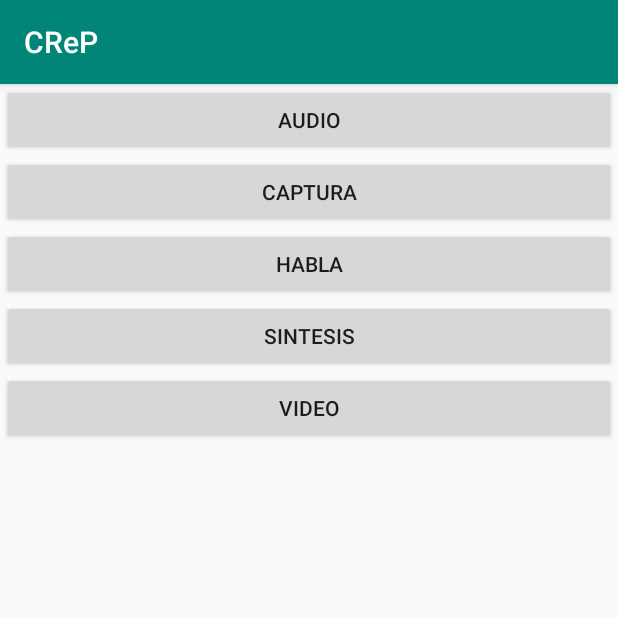
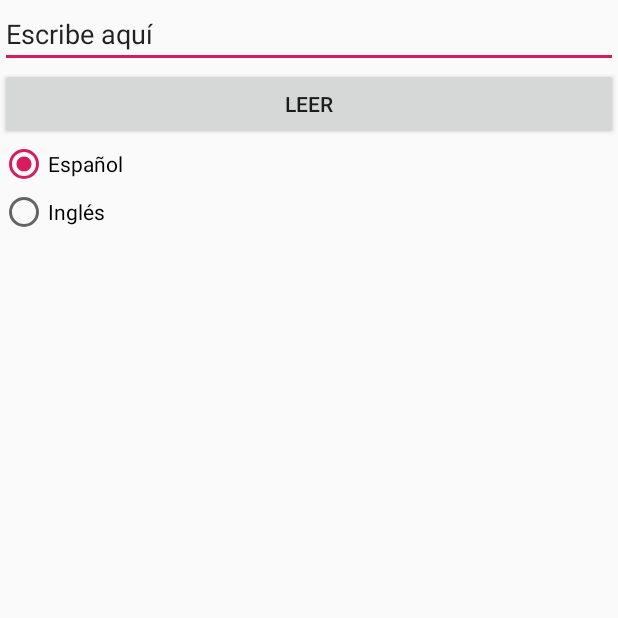
Before and after one commit to SergioMunozGomez1996/CReP, an Android app: the screen it shows after launch (MainActivity before the commit, SintesisVozActivity after it), after a tap on "SINTESIS", on a phone screen of 412 x 824 dp, the top half of it. Run offline under Robolectric (Android 15) with nearby library versions, the phone set to English and light mode, and no system bars.

Commit message:
SintesisVozActivity añadido. Comprobado solo en emulador

```diff
--- a/app/src/main/AndroidManifest.xml
+++ b/app/src/main/AndroidManifest.xml
@@ -13,7 +13,9 @@
         android:roundIcon="@mipmap/ic_launcher_round"
         android:supportsRtl="true"
         android:theme="@style/AppTheme">
-        <activity android:name=".HablaActivity"></activity>
+        <activity android:name=".ReproduceVideoActivity"></activity>
+        <activity android:name=".SintesisVozActivity" />
+        <activity android:name=".HablaActivity" />
         <activity android:name=".CapturaVideoActivity" />
         <activity android:name=".AudioActivity" />
         <activity android:name=".MainActivity">
--- a/app/src/main/java/com/example/crep/MainActivity.java
+++ b/app/src/main/java/com/example/crep/MainActivity.java
@@ -53,7 +53,8 @@ public class MainActivity extends AppCompatActivity {
         sintesis.setOnClickListener(new View.OnClickListener() {
             @Override
             public void onClick(View v) {
-
+                Intent intent = new Intent(MainActivity.this, SintesisVozActivity.class);
+                startActivity(intent);
             }
         });
 
--- /dev/null
+++ b/app/src/main/java/com/example/crep/SintesisVozActivity.java
@@ -0,0 +1,144 @@
+package com.example.crep;
+
+import android.app.Activity;
+import android.content.Intent;
+import android.os.Build;
+import android.os.Bundle;
+import android.speech.tts.TextToSpeech;
+import android.view.View;
+import android.widget.Button;
+import android.widget.RadioButton;
+import android.widget.TextView;
+
+import java.util.Locale;
+
+public class SintesisVozActivity extends Activity {
+    private static int TTS_DATA_CHECK = 1;
+    private TextToSpeech tts = null;
+    private boolean ttsIsInit = false;
+    private RadioButton radioEnglish, radioSpanish;
+    private TextView texto;
+    private Button leer;
+    private Locale loc;
+
+    @Override
+    public void onCreate(Bundle savedInstanceState) {
+        super.onCreate(savedInstanceState);
+        setContentView(R.layout.activity_sintesis_voz);
+        inicializarControles();
+        initTextToSpeech();
+    }
+
+    private void inicializarControles() {
+        radioEnglish = (RadioButton)findViewById(R.id.radioEnglish);
+        radioSpanish = (RadioButton)findViewById(R.id.radioSpanish);
+        texto = (TextView)findViewById(R.id.texto);
+        leer = (Button)findViewById(R.id.butRead);
+        radioSpanish.setChecked(true);
+
+        leer.setOnClickListener(butReadListener);
+        radioSpanish.setOnClickListener(radioSpanishListener);
+        radioEnglish.setOnClickListener(radioEnglishListener);
+    }
+
+    private View.OnClickListener butReadListener = new View.OnClickListener() {
+        public void onClick(View v) {
+            speak(texto.getText().toString());
+        }
+    };
+
+    private View.OnClickListener radioSpanishListener = new View.OnClickListener() {
+
+        public void onClick(View v) {
+            radioSpanish.setChecked(true);
+            radioEnglish.setChecked(false);
+
+            //TODO cambiar el idioma a español
+            loc = new Locale("es","","");
+            if (Build.VERSION.SDK_INT >= Build.VERSION_CODES.DONUT) {
+                if (tts.isLanguageAvailable(loc)
+                        >= TextToSpeech.LANG_AVAILABLE)
+                    tts.setLanguage(loc);
+            }
+
+        }
+
+    };
+
+    private View.OnClickListener radioEnglishListener = new View.OnClickListener() {
+
+        public void onClick(View v) {
+            radioSpanish.setChecked(false);
+            radioEnglish.setChecked(true);
+
+            //TODO cambiar el idioma a inglés
+            loc = new Locale("en","","");
+            if (Build.VERSION.SDK_INT >= Build.VERSION_CODES.DONUT) {
+                if (tts.isLanguageAvailable(loc)
+                        >= TextToSpeech.LANG_AVAILABLE)
+                    tts.setLanguage(loc);
+            }
+        }
+
+    };
+
+    private void initTextToSpeech() {
+        //TODO inicializar motor text to speech
+        Intent intent = new Intent(TextToSpeech.Engine.ACTION_CHECK_TTS_DATA);
+        startActivityForResult(intent, TTS_DATA_CHECK);
+
+    }
+
+    protected void onActivityResult(int requestCode, int resultCode, Intent data) {
+        //TODO inicialización del motor text to speech
+        if (requestCode == TTS_DATA_CHECK) {
+            if (resultCode == TextToSpeech.Engine.CHECK_VOICE_DATA_PASS) {
+                if (Build.VERSION.SDK_INT >= Build.VERSION_CODES.DONUT) {
+                    tts = new TextToSpeech(this, new TextToSpeech.OnInitListener() {
+                        public void onInit(int status) {
+                            if (status == TextToSpeech.SUCCESS) {
+                                ttsIsInit = true;
+                                loc = new Locale("es","","");
+                                if (tts.isLanguageAvailable(loc)
+                                        >= TextToSpeech.LANG_AVAILABLE)
+                                    tts.setLanguage(loc);
+                                tts.setPitch(0.8f);
+                                tts.setSpeechRate(1.1f);
+                            }
+                        }
+                    });
+                }
+            } else {
+                Intent installVoice = new Intent(TextToSpeech.Engine.ACTION_INSTALL_TTS_DATA);
+                startActivity(installVoice);
+            }
+        }
+
+    }
+
+    private void speak(String texto) {
+        //TODO invocar al método speak del objeto TextToSpeech para leer el texto del EditText
+        if (tts != null && ttsIsInit) {
+            if (Build.VERSION.SDK_INT >= Build.VERSION_CODES.DONUT) {
+                tts.speak(texto, TextToSpeech.QUEUE_ADD, null);
+            }
+        }
+
+    }
+
+    @Override
+    public void onDestroy() {
+        //TODO liberar los recursos de Text to Speech
+        if (tts != null) {
+            if (Build.VERSION.SDK_INT >= Build.VERSION_CODES.DONUT) {
+                tts.stop();
+            }
+            if (Build.VERSION.SDK_INT >= Build.VERSION_CODES.DONUT) {
+                tts.shutdown();
+            }
+        }
+
+        super.onDestroy();
+    }
+
+}
--- /dev/null
+++ b/app/src/main/res/layout/activity_sintesis_voz.xml
@@ -0,0 +1,31 @@
+<?xml version="1.0" encoding="utf-8"?>
+<LinearLayout xmlns:android="http://schemas.android.com/apk/res/android"
+    android:orientation="vertical"
+    android:layout_width="fill_parent"
+    android:layout_height="fill_parent"
+    >
+    <EditText
+        android:text="@string/writehere"
+        android:layout_height="wrap_content"
+        android:layout_width="fill_parent"
+        android:id="@+id/texto">
+    </EditText>
+    <Button
+        android:layout_height="wrap_content"
+        android:text="@string/butRead"
+        android:id="@+id/butRead"
+        android:layout_width="fill_parent">
+    </Button>
+    <RadioButton
+        android:text="@string/radioSpanish"
+        android:id="@+id/radioSpanish"
+        android:layout_width="wrap_content"
+        android:layout_height="wrap_content">
+    </RadioButton>
+    <RadioButton
+        android:text="@string/radioEnglish"
+        android:id="@+id/radioEnglish"
+        android:layout_width="wrap_content"
+        android:layout_height="wrap_content">
+    </RadioButton>
+</LinearLayout>
--- a/app/src/main/res/values/strings.xml
+++ b/app/src/main/res/values/strings.xml
@@ -1,3 +1,7 @@
 <resources>
     <string name="app_name">CReP</string>
+    <string name="butRead">Leer</string>
+    <string name="radioSpanish">Español</string>
+    <string name="radioEnglish">Inglés</string>
+    <string name="writehere">Escribe aquí</string>
 </resources>
```
